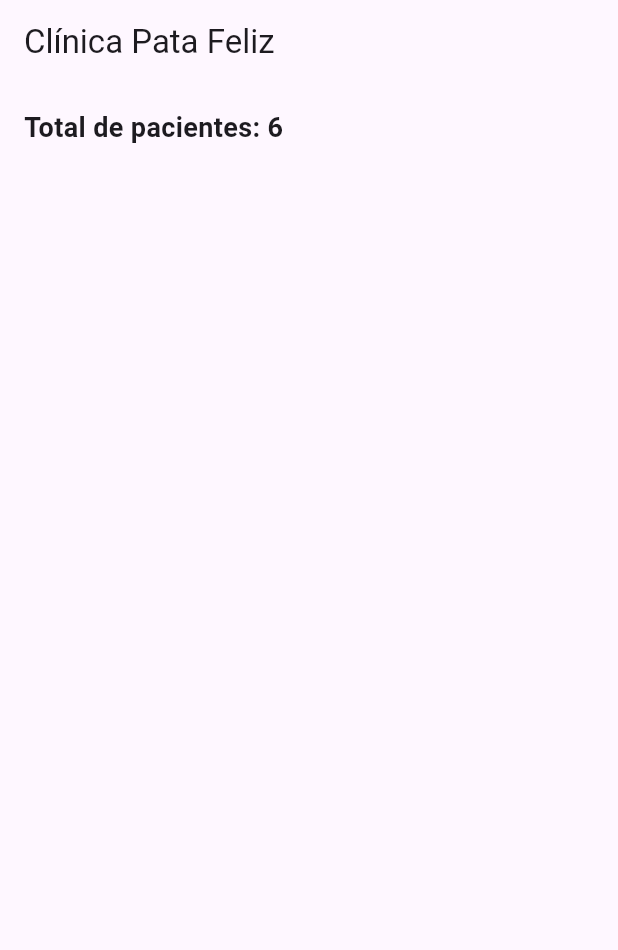
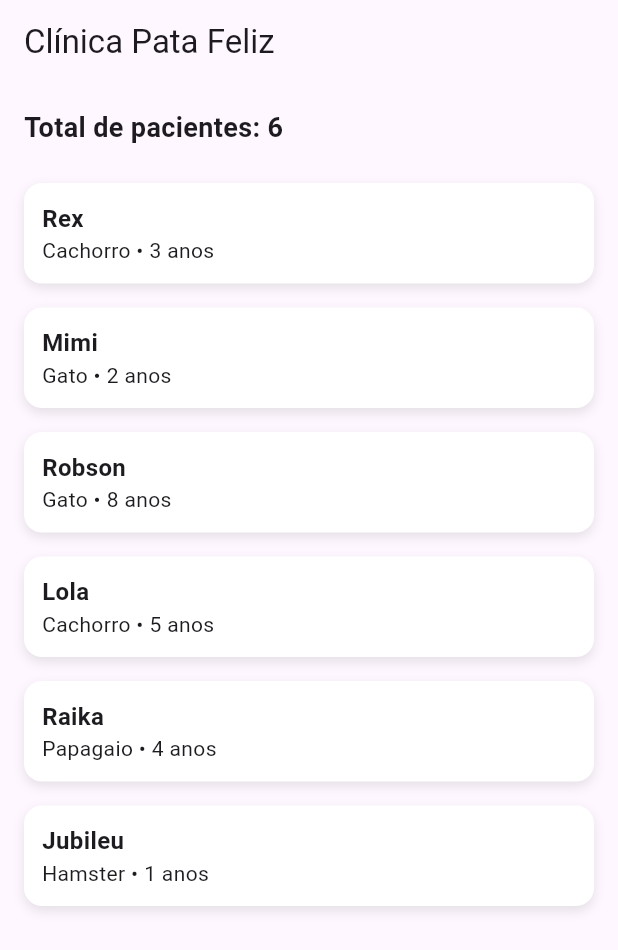
Before and after one commit to SergioMonich/poo-vet, a Flutter app: the screen it shows after launch, on a phone screen of 412 x 824 dp. Shown: the top 950 px of the screen. Run offline on Flutter 3.47's test engine with Material 3 defaults, Android fonts, the phone set to English and light mode, and no system bars.

Commit message:
exercicio 7 concluido

```diff
--- a/parte2flutter/lib/models/clinica.dart
+++ b/parte2flutter/lib/models/clinica.dart
@@ -20,9 +20,9 @@ class Clinica {
   }
 
   //getter com arrow function usado para encurtar o codigo. Poderia ser { retrurn _pacientes;}
-  List<Animal> get paciente => _pacientes;
+  List<Animal> get pacientes => _pacientes;
 
   //gertter calculado, atualziado a cda nova adicao de um elemento na lista
-  int get totalpacientes => _pacientes.length;
+  int get totalPacientes => _pacientes.length;
 
 }
--- a/parte2flutter/lib/screens/home_page.dart
+++ b/parte2flutter/lib/screens/home_page.dart
@@ -2,6 +2,7 @@ import 'package:flutter/material.dart';
 import '../models/animal.dart';
 import '../models/animal_internado.dart';
 import '../models/clinica.dart';
+import 'widgets/cartao_animal.dart';
 
 class HomePage extends StatelessWidget {
 
@@ -31,8 +32,24 @@ class HomePage extends StatelessWidget {
             padding: const EdgeInsets.all(16),
             child: Text(
 
-              'Total de pacientes: ${clinica.totalpacientes}',
+              'Total de pacientes: ${clinica.totalPacientes}',
               style: const TextStyle(fontSize: 18, fontWeight: FontWeight.bold),
+
+            ),
+
+          ),
+
+          Expanded(
+
+            child: ListView.builder(
+
+              itemCount: clinica.totalPacientes,
+              itemBuilder: (context, index) {
+
+                final animal = clinica.pacientes[index];
+                return CartaoAnimal(animal: animal);
+
+              },
 
             ),
 
@@ -45,9 +62,11 @@ class HomePage extends StatelessWidget {
     );
 
   }
+
 }
 
 Clinica _criarClinicaComPacientes() {
+
   final clinica = Clinica(nome: 'Clínica Pata Feliz');
 
   clinica.adicionar(Animal(nome: 'Rex', especie: 'Cachorro', idade: 3, peso: 12.5, dataCadastro: DateTime.now()));
@@ -58,4 +77,5 @@ Clinica _criarClinicaComPacientes() {
   clinica.adicionar(AnimalInternado(nome: 'Jubileu', especie: 'Hamster', idade: 1, peso: 0.4, dataCadastro: DateTime.now(), baia: 'B4', dataInternacao: DateTime.now()));
 
   return clinica;
+
 }
```
Also changed, not shown: 1 other file.
